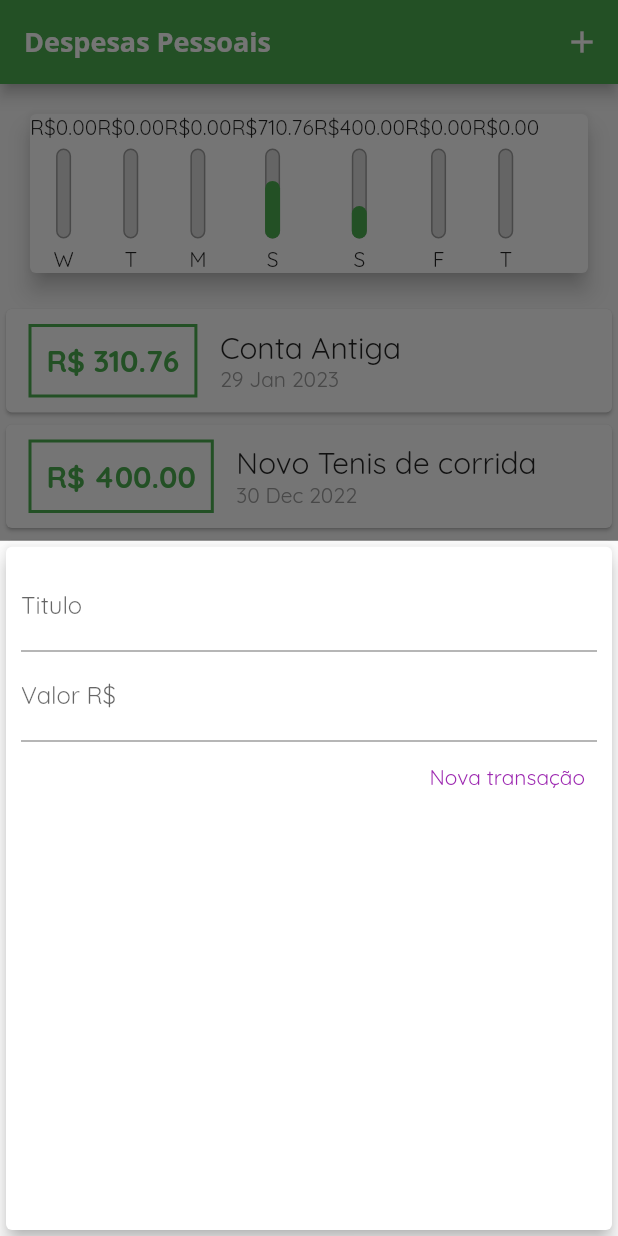
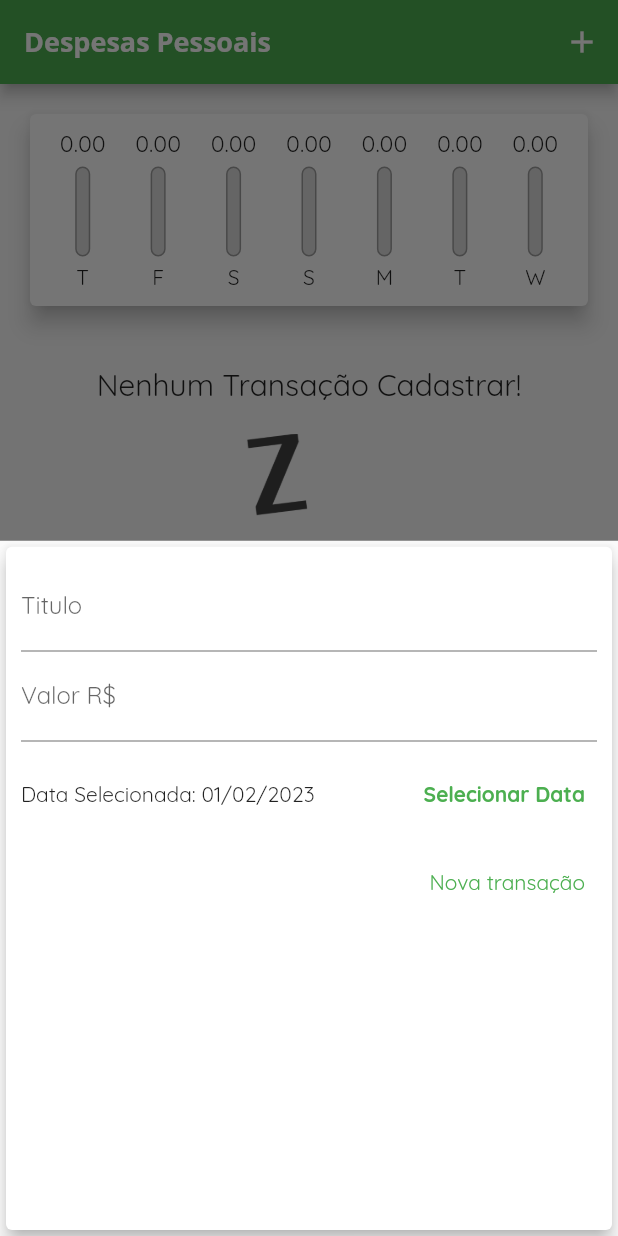
Before and after one commit to williansjaime/AppFlutterDespesas, a Flutter app: the screen it shows after launch, after a tap on the "add" icon, on a phone screen of 412 x 824 dp. Run offline on Flutter 3.47's test engine with Material 2 defaults, Android fonts, the phone set to English and light mode, and no system bars.

Commit message:
Montagem final das telas

```diff
--- a/AppExpense/expenses/lib/components/CharBar.dart
+++ b/AppExpense/expenses/lib/components/CharBar.dart
@@ -16,7 +16,11 @@ ChartBar({
   @override
   Widget build(BuildContext context) {
     return Column(children: [
-      Text('R\$${value!.toStringAsFixed(2)}'),
+      Container(
+        height: 20,
+        child: FittedBox(
+          child:Text('${value!.toStringAsFixed(2)}'),),),
+
       SizedBox(height: 5,),
       Container(
         height: 60,
--- a/AppExpense/expenses/lib/components/chart.dart
+++ b/AppExpense/expenses/lib/components/chart.dart
@@ -33,7 +33,7 @@ class Chart extends StatelessWidget{
       'day':DateFormat.E().format(weekDay)[0],
       'value':totalSum,
       };
-    });
+    }).reversed.toList();
   }
 
   double get _weekTotalValue {
@@ -49,12 +49,20 @@ class Chart extends StatelessWidget{
     return Card(
       elevation: 6,
       margin: EdgeInsets.all(20),
-      child: Row(children:groupedTransactions.map((tr){
-        return ChartBar(
+      child: Padding(
+        padding: const EdgeInsets.all(10),
+      child:Row(
+        mainAxisAlignment: MainAxisAlignment.spaceAround,
+        children:groupedTransactions.map((tr){
+        return Flexible(
+          fit: FlexFit.tight,
+          child: ChartBar(
           label:tr['day'].toString(),
           value:double.parse(tr['value'].toString()),
-          percentagem:(tr['value'] as double) / _weekTotalValue,);
+          percentagem:-_weekTotalValue == 0 ? 0 : (tr['value'] as double) / _weekTotalValue,),
+          );
       }).toList(),),
-    );
+    ),
+      );
     }
 }
--- a/AppExpense/expenses/lib/components/transaction_form.dart
+++ b/AppExpense/expenses/lib/components/transaction_form.dart
@@ -4,7 +4,7 @@ import 'package:flutter/material.dart';
 import 'package:expenses/models/transaction.dart';
 
 class TransactionForm extends StatefulWidget {
-  final void Function(String, double) onSubmit;
+  final void Function(String, double,DateTime) onSubmit;
 
   TransactionForm(this.onSubmit);
 
@@ -13,17 +13,35 @@ class TransactionForm extends StatefulWidget {
 }
 
 class _TransactionFormState extends State<TransactionForm> {
-  final titleController = TextEditingController();
-
-  final valueController = TextEditingController();
+  final _titleController = TextEditingController();
+  final _valueController = TextEditingController();
+  var selectedData = DateTime.now();
 
   _submitForm() {
-    final title = titleController.text;
-    final value = double.tryParse(valueController.text) ?? 0.0;
-    if (title.isEmpty || value <= 0) {
+    final title = _titleController.text;
+    final value = double.tryParse(_valueController.text) ?? 0.0;
+    if (title.isEmpty || value <= 0 || selectedData == null) {
       return;
     }
-    widget.onSubmit(title, value);
+    widget.onSubmit(title, value,selectedData);
+  }
+
+  _showDatePicker(){
+    showDatePicker(
+      context: context,
+      initialDate: DateTime.now(),
+      firstDate: DateTime(2019),
+      lastDate: DateTime.now()
+      ).then((picedDate) {
+        if(picedDate == null){
+          return;
+        }
+
+       setState(() {
+         selectedData = picedDate;
+       });
+
+      });
   }
 
   @override
@@ -36,7 +54,7 @@ class _TransactionFormState extends State<TransactionForm> {
           children: <Widget>[
             TextField(
               //onChanged: (newValue) => title = newValue,
-              controller: titleController,
+              controller: _titleController,
               onSubmitted: (_) => _submitForm(),
               decoration: InputDecoration(
                 labelText: 'Titulo',
@@ -44,28 +62,51 @@ class _TransactionFormState extends State<TransactionForm> {
             ),
             TextField(
               //onChanged: (newValue) => valor = newValue,
-              controller: valueController,
+              controller: _valueController,
               keyboardType: TextInputType.numberWithOptions(decimal: true),
               onSubmitted: (_) => _submitForm(),
               decoration: InputDecoration(
                 labelText: 'Valor R\$',
               ),
             ),
+            Container(
+              height: 70,
+              child: Row(children: [
+                Expanded(
+                  child: Text(
+                    selectedData == null ?'Nenhuma data seleciondada!'
+                    : 'Data Selecionada: ${DateFormat('dd/MM/y').format(selectedData)}')),
+
+                TextButton(
+                  onPressed: _showDatePicker,
+                  child: Text(
+                    'Selecionar Data',
+                  style: TextStyle(
+                    fontWeight: FontWeight.bold,
+                    ),
+                  ),
+                )
+              ],),
+            ),
             Row(
               mainAxisAlignment: MainAxisAlignment.end,
               children: <Widget>[
                 TextButton(
                   onPressed: () {
-                    final title = titleController.text;
-                    final value = double.tryParse(valueController.text) ?? 0.0;
-                    widget.onSubmit(title, value);
+                    _submitForm();
+                    /*{
+                    final title = _titleController.text;
+                    final value = double.tryParse(_valueController.text) ?? 0.0;
+                    widget.onSubmit(title, value);*/
                   },
+
                   child: Text(
                     "Nova transação",
                   ),
                   style: TextButton.styleFrom(
-                    primary: Colors.purple, // Text Color
+                    primary: Theme.of(context).primaryColor, // Text Color
                   ),
+
                 ),
               ],
             )
--- a/AppExpense/expenses/lib/main.dart
+++ b/AppExpense/expenses/lib/main.dart
@@ -11,6 +11,7 @@ void main() {
 class Expenses extends StatelessWidget {
   Widget build(BuildContext context) {
     return MaterialApp(
+      debugShowCheckedModeBanner: false,
       home: expenses(),
       theme: ThemeData(primarySwatch: Colors.green,
       accentColor: Colors.amber,
@@ -21,7 +22,11 @@ class Expenses extends StatelessWidget {
             fontFamily: 'OpenSans',
             fontSize: 18,
             fontWeight: FontWeight.bold,
-          )
+          ),
+          /*button: TextStyle(
+            color: Colors.white,
+            fontWeight: FontWeight.bold
+          )*/
         )
       )
       ),
@@ -36,13 +41,7 @@ class expenses extends StatefulWidget {
 }
 
 class _expensesState extends State<expenses> {
-  final List<Transaction> _transactions = [
-    Transaction(id: 't0', title: 'Conta Antiga', value: 310.76, date: DateTime.now().subtract(Duration(days: 3))
-    ),
-    Transaction(id: 't1', title: 'Novo Tenis de corrida', value: 400.00, date: DateTime.now().subtract(Duration(days: 33))),
-    Transaction(id: 't2', title: 'Conta de LUZ', value: 400.00, date: DateTime.now().subtract(Duration(days: 3))),
-    Transaction(id: 't4', title: 'jogo', value: 400.00, date: DateTime.now().subtract(Duration(days: 4))),
-    ];
+  final List<Transaction> _transactions = [];
 
     List<Transaction> get _recentTransactions {
       return _transactions.where((tr)
@@ -53,20 +52,27 @@ class _expensesState extends State<expenses> {
       }).toList();
     }
 
-  _addTransaction(String title, double value) {
+  _addTransaction(String title, double value,DateTime date) {
     var doubleValue = Random().nextDouble(); // Value is >= 0.0 and < 1.0.
     doubleValue = Random().nextDouble() * 256;
     final newTransaction = Transaction(
         id: doubleValue.toString(),
         title: title,
         value: value,
-        date: DateTime.now());
+        date: date,
+        );
 
     setState(() {
       _transactions.add(newTransaction);
     });
 
     Navigator.of(context).pop();
+  }
+
+  _removeTransaction(String id){
+    setState(() {
+      _transactions.removeWhere((element) => element.id == id);
+    });
   }
 
   _openTransactionFormModal(BuildContext context) {
@@ -97,7 +103,7 @@ class _expensesState extends State<expenses> {
           //crossAxisAlignment: CrossAxisAlignment.stretch,
           children: <Widget>[
               Chart(_recentTransactions),
-              TransactionList(_transactions),
+              TransactionList(_transactions, _removeTransaction),
           ],
         ),
       ),
```
Also changed, not shown: AppExpense/expenses/lib/components/transaction_list.dart (+43 -7 lines).
